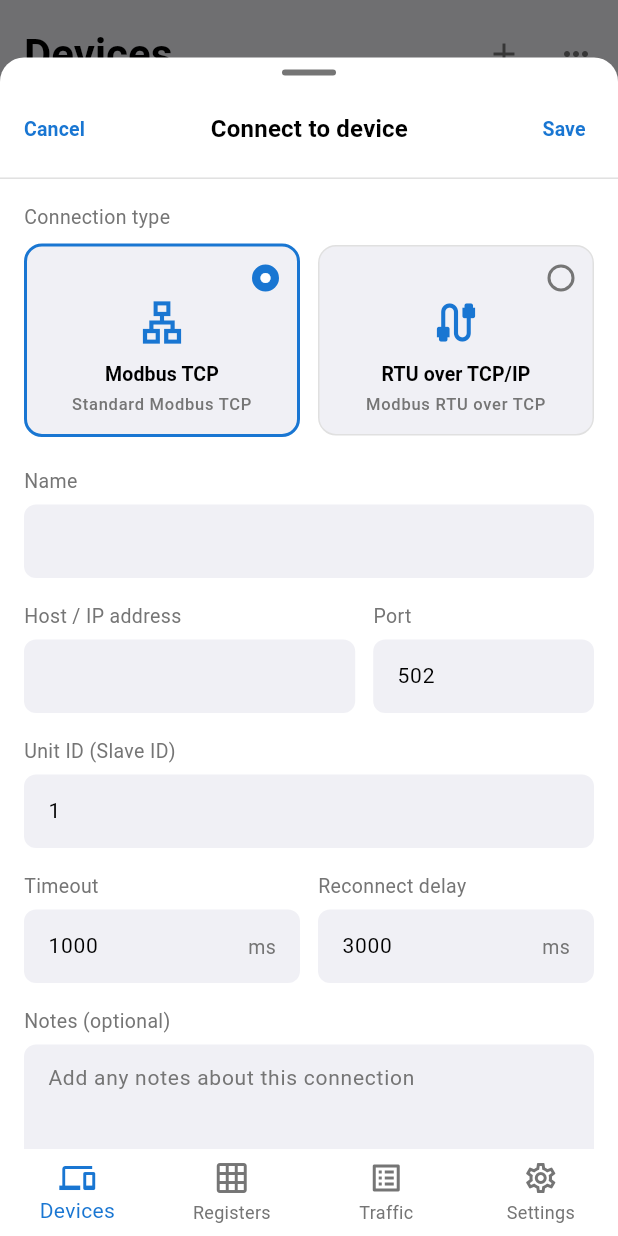
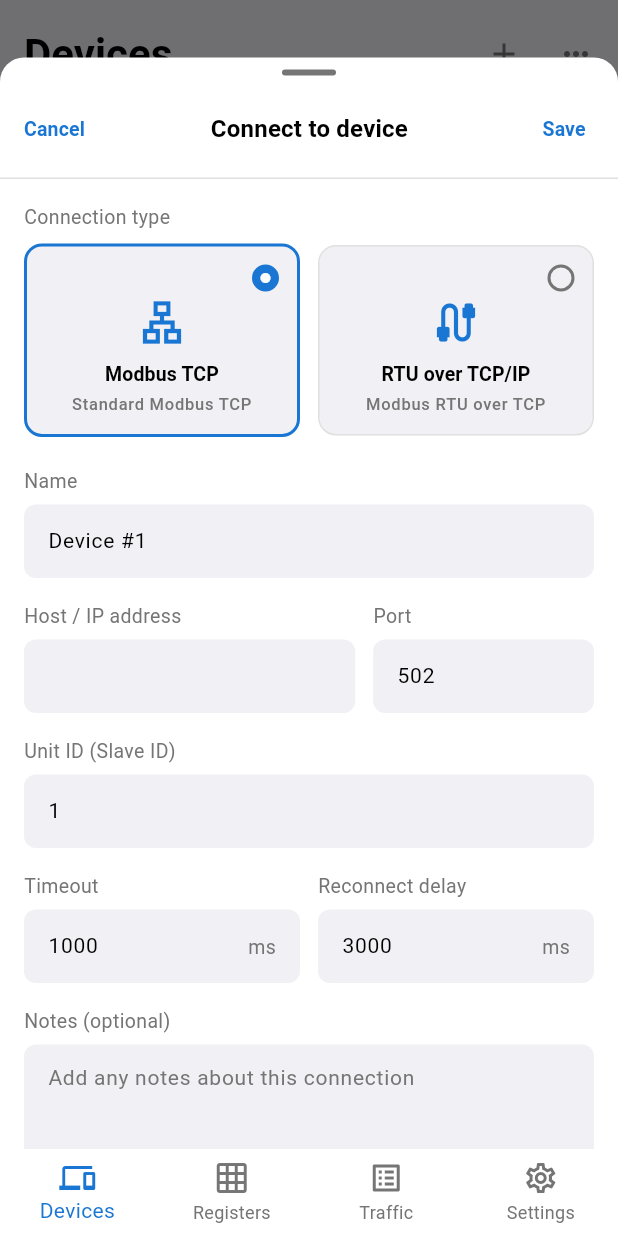
Before and after one commit to sanny32/OpenModScan-Mobile, a Flutter app: the screen it shows after launch, after a tap on the "add" icon, on a phone screen of 412 x 824 dp. Run offline on Flutter 3.47's test engine with Material 3 defaults, Android fonts, the phone set to English and light mode, and no system bars; our stand-ins replace shared_preferences; generated files the repository leaves out were written again.

Commit message:
feat: Add name validation to device form and update localization for error message

```diff
--- a/lib/features/devices/device_form_sheet.dart
+++ b/lib/features/devices/device_form_sheet.dart
@@ -24,6 +24,7 @@ class _DeviceFormSheetState extends State<DeviceFormSheet> {
   late final TextEditingController _timeoutCtrl;
   late final TextEditingController _reconnectCtrl;
   late final TextEditingController _notesCtrl;
+  var _showNameError = false;
 
   bool get _isEdit => widget.initial != null && !widget.addMode;
 
@@ -56,6 +57,12 @@ class _DeviceFormSheetState extends State<DeviceFormSheet> {
   }
 
   void _submit() {
+    final name = _nameCtrl.text.trim();
+    if (name.isEmpty) {
+      setState(() => _showNameError = true);
+      return;
+    }
+
     final base =
         widget.initial ??
         DeviceInfo(
@@ -66,7 +73,7 @@ class _DeviceFormSheetState extends State<DeviceFormSheet> {
           unitId: 1,
         );
     final updated = base.copyWith(
-      name: _nameCtrl.text.trim().isEmpty ? base.name : _nameCtrl.text.trim(),
+      name: name,
       host: _hostCtrl.text.trim().isEmpty ? base.host : _hostCtrl.text.trim(),
       port: int.tryParse(_portCtrl.text) ?? base.port,
       protocol: _connType == 0
@@ -162,7 +169,15 @@ class _DeviceFormSheetState extends State<DeviceFormSheet> {
                   const SizedBox(height: 20),
                   _label(context, l10n.labelName),
                   const SizedBox(height: 6),
-                  _field(_nameCtrl),
+                  _field(
+                    _nameCtrl,
+                    errorText: _showNameError ? l10n.nameRequired : null,
+                    onChanged: (value) {
+                      if (_showNameError && value.trim().isNotEmpty) {
+                        setState(() => _showNameError = false);
+                      }
+                    },
+                  ),
                   const SizedBox(height: 16),
                   Row(
                     crossAxisAlignment: CrossAxisAlignment.start,
@@ -264,11 +279,18 @@ class _DeviceFormSheetState extends State<DeviceFormSheet> {
     return Text(t, style: tt.bodyMedium!.copyWith(color: cs.onSurfaceVariant));
   }
 
-  Widget _field(TextEditingController c, {TextInputType? type}) => TextField(
+  Widget _field(
+    TextEditingController c, {
+    TextInputType? type,
+    String? errorText,
+    ValueChanged<String>? onChanged,
+  }) => TextField(
     controller: c,
     keyboardType: type,
-    decoration: const InputDecoration(
-      contentPadding: EdgeInsets.symmetric(horizontal: 12, vertical: 14),
+    onChanged: onChanged,
+    decoration: InputDecoration(
+      contentPadding: const EdgeInsets.symmetric(horizontal: 12, vertical: 14),
+      errorText: errorText,
     ),
   );
 
--- a/lib/features/devices/devices_screen.dart
+++ b/lib/features/devices/devices_screen.dart
@@ -41,15 +41,13 @@ class _DevicesScreenState extends State<DevicesScreen> {
   List<DeviceInfo> get _filtered => widget.controller.filteredDevices;
 
   void _openConnect([DiscoveredDevice? discovered]) async {
-    final initial = discovered == null
-        ? null
-        : DeviceInfo(
-            name: 'Device #${widget.controller.devices.length + 1}',
-            host: discovered.host,
-            port: discovered.port,
-            protocol: discovered.protocol,
-            unitId: discovered.unitId,
-          );
+    final initial = DeviceInfo(
+      name: 'Device #${widget.controller.devices.length + 1}',
+      host: discovered?.host ?? '',
+      port: discovered?.port ?? 502,
+      protocol: discovered?.protocol ?? ProtocolType.modbusTcp,
+      unitId: discovered?.unitId ?? 1,
+    );
 
     final device = await showModalBottomSheet<DeviceInfo>(
       context: context,
--- a/lib/l10n/app_en.arb
+++ b/lib/l10n/app_en.arb
@@ -209,6 +209,9 @@
   "labelName": "Name",
   "@labelName": {},
 
+  "nameRequired": "Name is required",
+  "@nameRequired": {},
+
   "labelHost": "Host / IP address",
   "@labelHost": {},
 
--- a/lib/l10n/app_ru.arb
+++ b/lib/l10n/app_ru.arb
@@ -63,6 +63,7 @@
   "connectTypeRtu": "RTU по TCP/IP",
   "connectTypeRtuSub": "Modbus RTU по TCP",
   "labelName": "Имя",
+  "nameRequired": "Имя обязательно",
   "labelHost": "Хост / IP-адрес",
   "labelPort": "Порт",
   "labelUnitIdField": "Unit ID (Slave ID)",
```
Also changed, not shown: lib/features/settings/about_screen.dart (+6 -10 lines), 1 other file.
